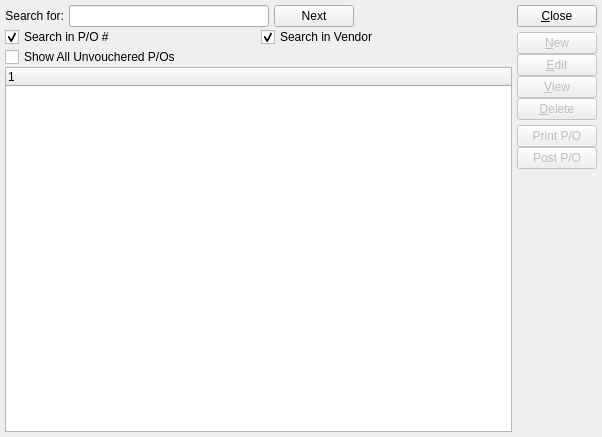
WooodHead/xtuple, file xtuple/trunk/guiclient/unpostedPurchaseOrders.ui: the form before one commit.
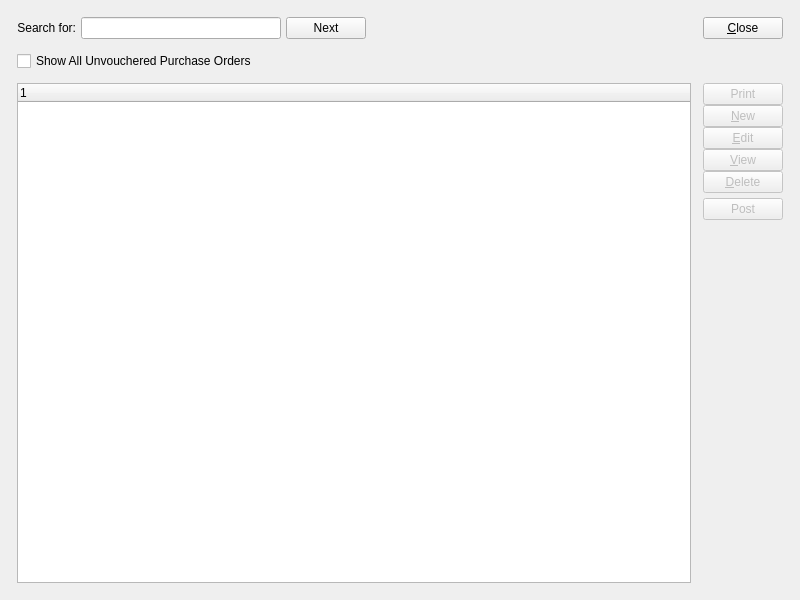
The form after the commit. Custom widgets are drawn as their Qt base class.

Commit message: issue #8328:  Remove check boxes to reduce clutter.

Patch:
```diff
--- a/xtuple/trunk/guiclient/unpostedPurchaseOrders.ui
+++ b/xtuple/trunk/guiclient/unpostedPurchaseOrders.ui
@@ -7,35 +7,32 @@
 is available at www.xtuple.com/CPAL.  By using this software, you agree
 to be bound by its terms.</comment>
  <class>unpostedPurchaseOrders</class>
- <widget class="QWidget" name="unpostedPurchaseOrders" >
-  <property name="geometry" >
+ <widget class="QWidget" name="unpostedPurchaseOrders">
+  <property name="geometry">
    <rect>
     <x>0</x>
     <y>0</y>
-    <width>602</width>
-    <height>437</height>
+    <width>800</width>
+    <height>600</height>
    </rect>
   </property>
   <property name="windowTitle" >
    <string>List Unposted Purchase Orders</string>
   </property>
-  <layout class="QHBoxLayout" name="horizontalLayout" >
-   <item>
-    <layout class="QVBoxLayout" >
-     <property name="spacing" >
-      <number>0</number>
+  <layout class="QGridLayout" name="gridLayout_2">
+   <item row="0" column="0">
+    <layout class="QGridLayout" name="gridLayout">
+     <property name="margin">
+      <number>12</number>
      </property>
-     <property name="margin" >
-      <number>0</number>
+     <property name="spacing">
+      <number>12</number>
      </property>
+     <item row="0" column="0">
+      <layout class="QHBoxLayout" name="horizontalLayout">
      <item>
-      <layout class="QHBoxLayout" name="_2" >
-       <property name="sizeConstraint" >
-        <enum>QLayout::SetDefaultConstraint</enum>
-       </property>
-       <item>
-        <widget class="QLabel" name="_searchForLit" >
-         <property name="text" >
+        <widget class="QLabel" name="_searchForLit">
+         <property name="text">
           <string>Search for:</string>
          </property>
          <property name="alignment" >
@@ -47,9 +44,9 @@
         </widget>
        </item>
        <item>
-        <widget class="XLineEdit" name="_searchFor" >
-         <property name="sizePolicy" >
-          <sizepolicy vsizetype="Fixed" hsizetype="Minimum" >
+        <widget class="XLineEdit" name="_searchFor">
+         <property name="sizePolicy">
+          <sizepolicy hsizetype="Minimum" vsizetype="Fixed">
            <horstretch>0</horstretch>
            <verstretch>0</verstretch>
           </sizepolicy>
@@ -63,15 +60,15 @@
         </widget>
        </item>
        <item>
-        <widget class="QPushButton" name="_next" >
-         <property name="text" >
+        <widget class="QPushButton" name="_next">
+         <property name="text">
           <string>Next</string>
          </property>
         </widget>
        </item>
        <item>
-        <spacer name="horizontalSpacer" >
-         <property name="orientation" >
+        <spacer name="horizontalSpacer">
+         <property name="orientation">
           <enum>Qt::Horizontal</enum>
          </property>
          <property name="sizeHint" stdset="0" >
@@ -84,78 +81,73 @@
        </item>
       </layout>
      </item>
+     <item row="0" column="1" rowspan="2">
+      <layout class="QVBoxLayout" name="verticalLayout">
      <item>
-      <layout class="QGridLayout" name="gridLayout" >
-       <item row="0" column="0" >
-        <widget class="XCheckBox" name="_searchPo" >
-         <property name="text" >
-          <string>Search in P/O #</string>
-         </property>
-         <property name="checked" >
-          <bool>true</bool>
-         </property>
-        </widget>
-       </item>
-       <item row="0" column="1" >
-        <widget class="XCheckBox" name="_searchDesc" >
-         <property name="text" >
-          <string>Search in Vendor</string>
-         </property>
-         <property name="checked" >
-          <bool>true</bool>
-         </property>
-        </widget>
-       </item>
-      </layout>
-     </item>
-     <item>
-      <widget class="XCheckBox" name="_allOpenOrders" >
-       <property name="text" >
-        <string>Show All Unvouchered P/Os</string>
-       </property>
-      </widget>
-     </item>
-     <item>
-      <widget class="XTreeWidget" name="_pohead" />
-     </item>
-    </layout>
-   </item>
-   <item>
-    <layout class="QVBoxLayout" >
-     <property name="spacing" >
-      <number>5</number>
-     </property>
-     <property name="margin" >
-      <number>0</number>
-     </property>
-     <item>
-      <widget class="QPushButton" name="_close" >
-       <property name="text" >
+        <widget class="QPushButton" name="_close">
+         <property name="text">
         <string>&amp;Close</string>
        </property>
       </widget>
      </item>
      <item>
-      <layout class="QVBoxLayout" >
-       <property name="spacing" >
-        <number>0</number>
-       </property>
-       <property name="margin" >
+        <spacer name="verticalSpacer">
+         <property name="orientation">
+          <enum>Qt::Vertical</enum>
+         </property>
+         <property name="sizeHint" stdset="0">
+          <size>
+           <width>20</width>
+           <height>0</height>
+          </size>
+         </property>
+        </spacer>
+       </item>
+      </layout>
+     </item>
+     <item row="1" column="0">
+      <widget class="XCheckBox" name="_allOpenOrders">
+       <property name="text">
+        <string>Show All Unvouchered Purchase Orders</string>
+       </property>
+      </widget>
+     </item>
+     <item row="2" column="0">
+      <widget class="XTreeWidget" name="_pohead"/>
+     </item>
+     <item row="2" column="1">
+      <layout class="QVBoxLayout">
+       <property name="spacing">
+        <number>5</number>
+       </property>
+       <item>
+        <layout class="QVBoxLayout">
+         <property name="spacing">
         <number>0</number>
        </property>
        <item>
-        <widget class="QPushButton" name="_new" >
-         <property name="enabled" >
+          <widget class="QPushButton" name="_print">
+           <property name="enabled">
           <bool>false</bool>
          </property>
-         <property name="text" >
+           <property name="text">
+            <string>Print</string>
+           </property>
+          </widget>
+         </item>
+         <item>
+          <widget class="QPushButton" name="_new">
+           <property name="enabled">
+            <bool>false</bool>
+           </property>
+           <property name="text">
           <string>&amp;New</string>
          </property>
         </widget>
        </item>
        <item>
-        <widget class="QPushButton" name="_edit" >
-         <property name="enabled" >
+          <widget class="QPushButton" name="_edit">
+           <property name="enabled">
           <bool>false</bool>
          </property>
          <property name="text" >
@@ -164,8 +156,8 @@
         </widget>
        </item>
        <item>
-        <widget class="QPushButton" name="_view" >
-         <property name="enabled" >
+          <widget class="QPushButton" name="_view">
+           <property name="enabled">
           <bool>false</bool>
          </property>
          <property name="text" >
@@ -174,8 +166,8 @@
         </widget>
        </item>
        <item>
-        <widget class="QPushButton" name="_delete" >
-         <property name="enabled" >
+          <widget class="QPushButton" name="_delete">
+           <property name="enabled">
           <bool>false</bool>
          </property>
          <property name="text" >
@@ -186,30 +178,17 @@
       </layout>
      </item>
      <item>
-      <layout class="QVBoxLayout" >
-       <property name="spacing" >
+        <layout class="QVBoxLayout">
+         <property name="spacing">
         <number>0</number>
        </property>
-       <property name="margin" >
-        <number>0</number>
-       </property>
        <item>
-        <widget class="QPushButton" name="_print" >
-         <property name="enabled" >
+          <widget class="QPushButton" name="_post">
+           <property name="enabled">
           <bool>false</bool>
          </property>
-         <property name="text" >
-          <string>Print P/O</string>
-         </property>
-        </widget>
-       </item>
-       <item>
-        <widget class="QPushButton" name="_post" >
-         <property name="enabled" >
-          <bool>false</bool>
-         </property>
-         <property name="text" >
-          <string>Post P/O</string>
+           <property name="text">
+            <string>Post</string>
          </property>
         </widget>
        </item>
@@ -234,8 +213,10 @@
     </layout>
    </item>
   </layout>
+   </item>
+  </layout>
  </widget>
- <layoutdefault spacing="5" margin="5" />
+ <layoutdefault spacing="5" margin="5"/>
  <pixmapfunction>qPixmapFromMimeSource</pixmapfunction>
  <customwidgets>
   <customwidget>
```
Left out of the diff: 41 changed lines with no effect on the pictures. Lines whose indentation alone changed are shown as unchanged. The commit also changes 1 other file.
